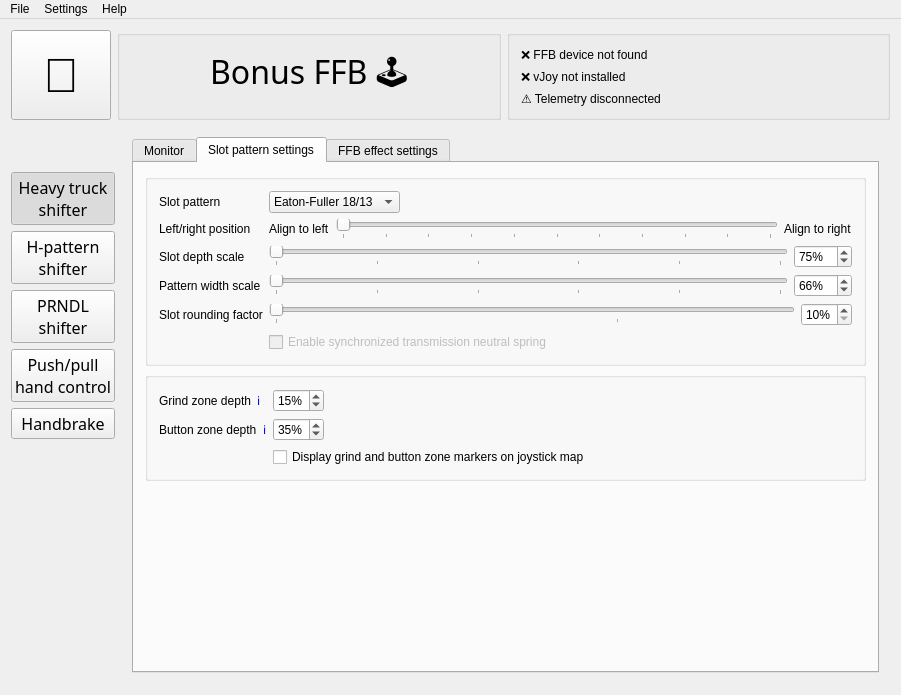
kgmonteith/BonusFFB, file BonusFFB/BonusFFB.ui: the form before one commit.
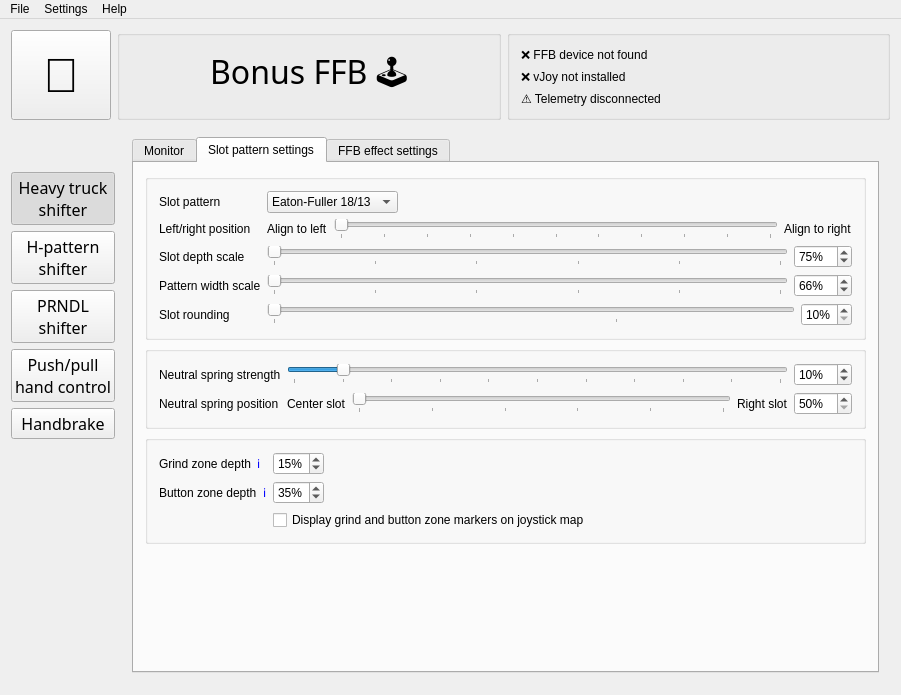
The form after the commit. The open tabs and pages were chosen to show the change. Icons and pictures are not drawn.

Commit message: Fixed throttle-on shifting Added neutral centering spring tuning to heavy truck mode Documentation updates

Patch:
```diff
--- a/BonusFFB/BonusFFB.ui
+++ b/BonusFFB/BonusFFB.ui
@@ -719,18 +719,18 @@
                  </item>
                 </layout>
                </item>
-               <item row="7" column="0">
+               <item row="4" column="0">
                 <layout class="QHBoxLayout" name="horizontalLayout_55">
                  <item>
                   <widget class="QLabel" name="label_45">
                    <property name="text">
-                    <string>Slot rounding factor</string>
+                    <string>Slot rounding</string>
                    </property>
                   </widget>
                  </item>
                 </layout>
                </item>
-               <item row="7" column="1">
+               <item row="4" column="1">
                 <layout class="QHBoxLayout" name="horizontalLayout_56">
                  <item>
                   <widget class="QSlider" name="heavytruck_slotRoundingFactorSlider">
@@ -772,25 +772,199 @@
                  </item>
                 </layout>
                </item>
-               <item row="8" column="1">
-                <widget class="QCheckBox" name="checkBox">
-                 <property name="enabled">
-                  <bool>false</bool>
-                 </property>
-                 <property name="text">
-                  <string>Enable synchronized transmission neutral spring</string>
-                 </property>
-                </widget>
-               </item>
               </layout>
              </widget>
             </item>
             <item>
-             <widget class="QGroupBox" name="groupBox_19">
+             <widget class="QGroupBox" name="groupBox_23">
               <property name="title">
                <string/>
               </property>
               <layout class="QFormLayout" name="formLayout_6">
+               <item row="0" column="0">
+                <layout class="QHBoxLayout" name="horizontalLayout_99">
+                 <item>
+                  <widget class="QLabel" name="label_82">
+                   <property name="text">
+                    <string>Neutral spring strength</string>
+                   </property>
+                  </widget>
+                 </item>
+                </layout>
+               </item>
+               <item row="0" column="1">
+                <layout class="QHBoxLayout" name="horizontalLayout_98">
+                 <item>
+                  <widget class="QSlider" name="heavytruck_neutralSpringStrengthSlider">
+                   <property name="minimum">
+                    <number>0</number>
+                   </property>
+                   <property name="maximum">
+                    <number>100</number>
+                   </property>
+                   <property name="singleStep">
+                    <number>1</number>
+                   </property>
+                   <property name="value">
+                    <number>10</number>
+                   </property>
+                   <property name="orientation">
+                    <enum>Qt::Orientation::Horizontal</enum>
+                   </property>
+                   <property name="tickPosition">
+                    <enum>QSlider::TickPosition::TicksBelow</enum>
+                   </property>
+                   <property name="tickInterval">
+                    <number>10</number>
+                   </property>
+                  </widget>
+                 </item>
+                 <item>
+                  <widget class="QSpinBox" name="heavytruck_neutralSpringStrengthSpinbox">
+                   <property name="suffix">
+                    <string>%</string>
+                   </property>
+                   <property name="minimum">
+                    <number>0</number>
+                   </property>
+                   <property name="maximum">
+                    <number>100</number>
+                   </property>
+                   <property name="singleStep">
+                    <number>5</number>
+                   </property>
+                   <property name="value">
+                    <number>10</number>
+                   </property>
+                  </widget>
+                 </item>
+                </layout>
+               </item>
+               <item row="1" column="0">
+                <layout class="QHBoxLayout" name="horizontalLayout_100">
+                 <item>
+                  <widget class="QLabel" name="label_83">
+                   <property name="text">
+                    <string>Neutral spring position</string>
+                   </property>
+                  </widget>
+                 </item>
+                </layout>
+               </item>
+               <item row="1" column="1">
+                <layout class="QHBoxLayout" name="horizontalLayout_101">
+                 <item>
+                  <widget class="QLabel" name="label_6">
+                   <property name="text">
+                    <string>Center slot</string>
+                   </property>
+                  </widget>
+                 </item>
+                 <item>
+                  <widget class="QSlider" name="heavytruck_neutralSpringPositionSlider">
+                   <property name="enabled">
+                    <bool>true</bool>
+                   </property>
+                   <property name="minimum">
+                    <number>50</number>
+                   </property>
+                   <property name="maximum">
+                    <number>100</number>
+                   </property>
+                   <property name="singleStep">
+                    <number>10</number>
+                   </property>
+                   <property name="value">
+                    <number>50</number>
+                   </property>
+                   <property name="orientation">
+                    <enum>Qt::Orientation::Horizontal</enum>
+                   </property>
+                   <property name="tickPosition">
+                    <enum>QSlider::TickPosition::TicksBelow</enum>
+                   </property>
+                   <property name="tickInterval">
+                    <number>10</number>
+                   </property>
+                  </widget>
+                 </item>
+                 <item>
+                  <widget class="QLabel" name="label_7">
+                   <property name="text">
+                    <string>Right slot</string>
+                   </property>
+                  </widget>
+                 </item>
+                 <item>
+                  <widget class="QSpinBox" name="heavytruck_neutralSpringPositionSpinbox">
+                   <property name="suffix">
+                    <string>%</string>
+                   </property>
+                   <property name="minimum">
+                    <number>50</number>
+                   </property>
+                   <property name="maximum">
+                    <number>100</number>
+                   </property>
+                  </widget>
+                 </item>
+                </layout>
+               </item>
+              </layout>
+             </widget>
+            </item>
+            <item>
+             <widget class="QGroupBox" name="groupBox_19">
+              <property name="title">
+               <string/>
+              </property>
+              <layout class="QFormLayout" name="formLayout_7">
+               <item row="0" column="0">
+                <layout class="QHBoxLayout" name="horizontalLayout_59">
+                 <item>
+                  <widget class="QLabel" name="label_49">
+                   <property name="text">
+                    <string>Grind zone depth</string>
+                   </property>
+                  </widget>
+                 </item>
+                 <item>
+                  <widget class="QLabel" name="label_81">
+                   <property name="text">
+                    <string>&lt;a href=&quot;https://kgmonteith.github.io/BonusFFB/heavytruck/#button-zone-depth&quot; style=&quot;text-decoration: none&quot;&gt;ℹ️&lt;/a&gt;</string>
+                   </property>
+                   <property name="openExternalLinks">
+                    <bool>true</bool>
+                   </property>
+                  </widget>
+                 </item>
+                </layout>
+               </item>
+               <item row="0" column="1">
+                <widget class="QSpinBox" name="heavytruck_grindZoneDepthSpinbox">
+                 <property name="sizePolicy">
+                  <sizepolicy hsizetype="Fixed" vsizetype="Fixed">
+                   <horstretch>0</horstretch>
+                   <verstretch>0</verstretch>
+                  </sizepolicy>
+                 </property>
+                 <property name="suffix">
+                  <string>%</string>
+                 </property>
+                 <property name="minimum">
+                  <number>10</number>
+                 </property>
+                 <property name="maximum">
+                  <number>80</number>
+                 </property>
+                 <property name="singleStep">
+                  <number>5</number>
+                 </property>
+                 <property name="value">
+                  <number>15</number>
+                 </property>
+                </widget>
+               </item>
                <item row="1" column="0">
                 <layout class="QHBoxLayout" name="horizontalLayout_52">
                  <item>
@@ -837,59 +1011,13 @@
                  </property>
                 </widget>
                </item>
-               <item row="3" column="1">
+               <item row="2" column="1">
                 <widget class="QCheckBox" name="heavytruck_displayZoneMarkers">
                  <property name="text">
                   <string>Display grind and button zone markers on joystick map</string>
                  </property>
                 </widget>
                </item>
-               <item row="0" column="0">
-                <layout class="QHBoxLayout" name="horizontalLayout_59">
-                 <item>
-                  <widget class="QLabel" name="label_49">
-                   <property name="text">
-                    <string>Grind zone depth</string>
-                   </property>
-                  </widget>
-                 </item>
-                 <item>
-                  <widget class="QLabel" name="label_81">
-                   <property name="text">
-                    <string>&lt;a href=&quot;https://kgmonteith.github.io/BonusFFB/heavytruck/#button-zone-depth&quot; style=&quot;text-decoration: none&quot;&gt;ℹ️&lt;/a&gt;</string>
-                   </property>
-                   <property name="openExternalLinks">
-                    <bool>true</bool>
-                   </property>
-                  </widget>
-                 </item>
-                </layout>
-               </item>
-               <item row="0" column="1">
-                <widget class="QSpinBox" name="heavytruck_grindZoneDepthSpinbox">
-                 <property name="sizePolicy">
-                  <sizepolicy hsizetype="Fixed" vsizetype="Fixed">
-                   <horstretch>0</horstretch>
-                   <verstretch>0</verstretch>
-                  </sizepolicy>
-                 </property>
-                 <property name="suffix">
-                  <string>%</string>
-                 </property>
-                 <property name="minimum">
-                  <number>10</number>
-                 </property>
-                 <property name="maximum">
-                  <number>80</number>
-                 </property>
-                 <property name="singleStep">
-                  <number>5</number>
-                 </property>
-                 <property name="value">
-                  <number>15</number>
-                 </property>
-                </widget>
-               </item>
               </layout>
              </widget>
             </item>
```
Left out of the diff: 2 changed lines with no effect on the pictures. The commit also changes 10 other files.
